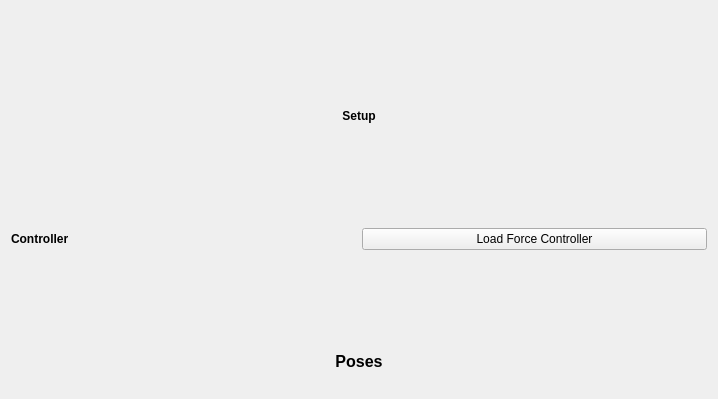
The window that test_gui/src/ta11_tiago/ta11_tiago.ui (llach/ta11_sensor_tools) describes before a commit, drawn with Qt 5; both pictures show x 0 to 718 and y 0 to 399 of the 718 by 701 pixel window.
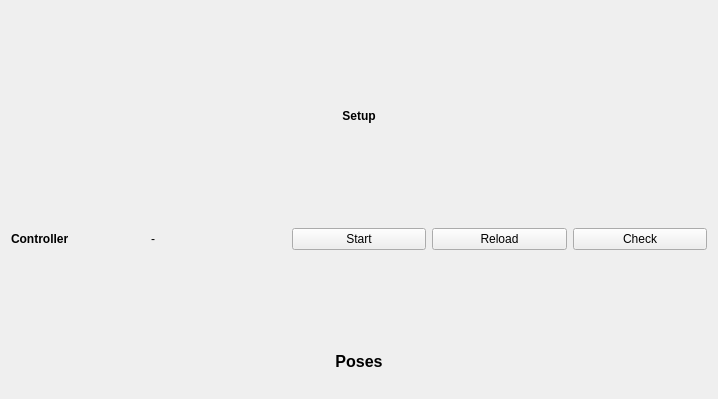
The same window after the commit.

Commit message: update ta11_tiago script

What changed in the file:
```diff
--- a/test_gui/src/ta11_tiago/ta11_tiago.ui
+++ b/test_gui/src/ta11_tiago/ta11_tiago.ui
@@ -42,10 +42,37 @@
        </property>
       </widget>
      </item>
+     <item alignment="Qt::AlignVCenter">
+      <widget class="QLabel" name="lbl_fc_state">
+       <property name="maximumSize">
+        <size>
+         <width>135</width>
+         <height>23</height>
+        </size>
+       </property>
+       <property name="text">
+        <string>-</string>
+       </property>
+      </widget>
+     </item>
      <item>
       <widget class="QPushButton" name="btn_load_fc">
        <property name="text">
-        <string>Load Force Controller</string>
+        <string>Start</string>
+       </property>
+      </widget>
+     </item>
+     <item>
+      <widget class="QPushButton" name="btn_reload_fc">
+       <property name="text">
+        <string>Reload</string>
+       </property>
+      </widget>
+     </item>
+     <item>
+      <widget class="QPushButton" name="btn_check_fc">
+       <property name="text">
+        <string>Check</string>
        </property>
       </widget>
      </item>
```
The commit also changes 4 other files.
